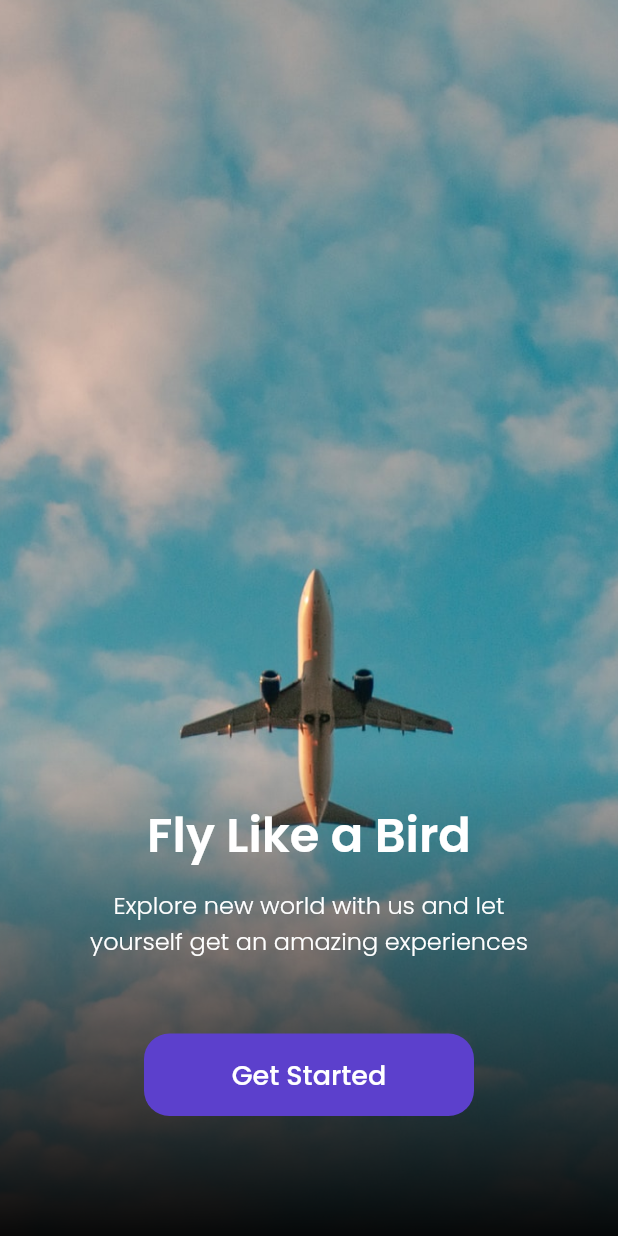
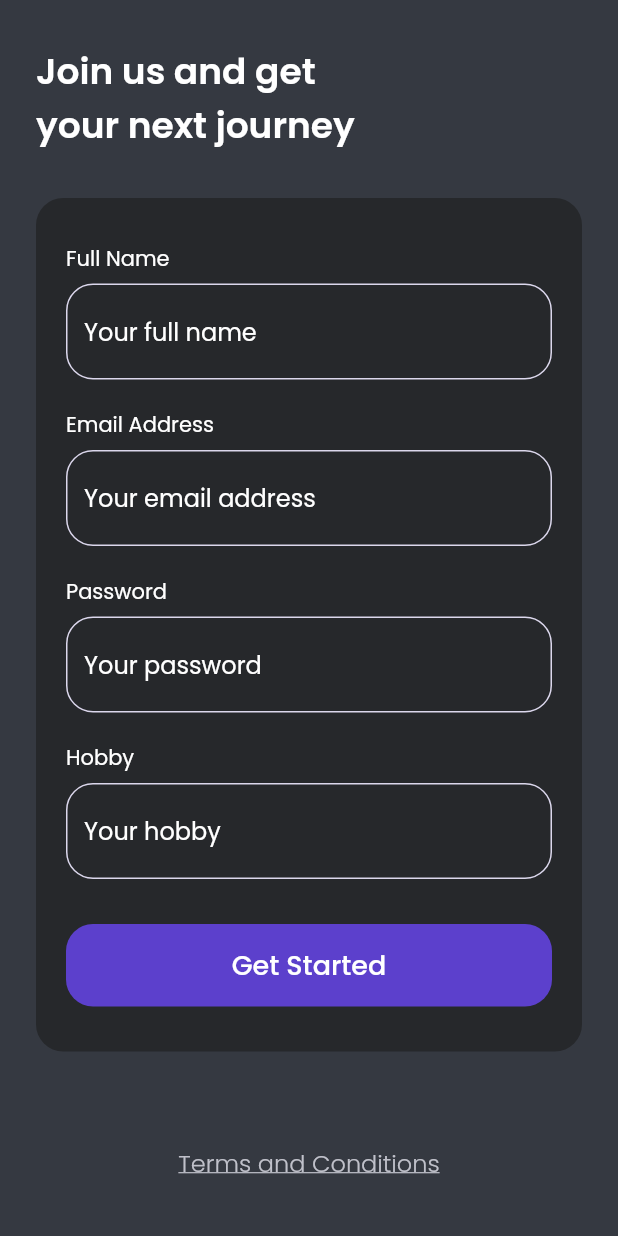
Before and after one commit to RFerdiawan/flutter_airplane_app, a Flutter app: the screen it shows after launch, after a tap on "Get Started", on a phone screen of 412 x 824 dp. Run offline on Flutter 3.47's test engine with Material 2 defaults, Android fonts, the phone set to English and light mode, and no system bars; our stand-ins replace google_fonts.

Commit message:
Slicing UI Sign Up Page

```diff
--- a/lib/main.dart
+++ b/lib/main.dart
@@ -1,4 +1,5 @@
 import 'package:airplanes/ui/pages/get_started_page.dart';
+import 'package:airplanes/ui/pages/sign_up_page.dart';
 import 'package:airplanes/ui/pages/splash_page.dart';
 import 'package:flutter/material.dart';
 
@@ -18,6 +19,7 @@
       routes: {
         '/': (context) => SplashPage(),
         '/get-started': (context) => GetStartedPage(),
+        '/sign-up': (context) => SignUpPage(),
       },
     );
   }
--- a/lib/shared/theme.dart
+++ b/lib/shared/theme.dart
@@ -1,5 +1,8 @@
 import 'package:flutter/material.dart';
 import 'package:google_fonts/google_fonts.dart';
+
+double defaultMargin = 24.0;
+double defaultRadius = 18.0;
 
 Color kPrimaryColor = Color(0xff5C40CC);
 Color kWhiteColor = Color(0xffffffff);
--- a/lib/ui/pages/get_started_page.dart
+++ b/lib/ui/pages/get_started_page.dart
@@ -48,11 +48,14 @@
                     bottom: 80,
                   ),
                   child: TextButton(
-                    onPressed: () {},
+                    onPressed: () {
+                      Navigator.pushNamedAndRemoveUntil(
+                          context, '/sign-up', (route) => false);
+                    },
                     style: TextButton.styleFrom(
                       backgroundColor: kPrimaryColor,
                       shape: RoundedRectangleBorder(
-                        borderRadius: BorderRadius.circular(17),
+                        borderRadius: BorderRadius.circular(defaultRadius),
                       ),
                     ),
                     child: Text(
--- /dev/null
+++ b/lib/ui/pages/sign_up_page.dart
@@ -0,0 +1,258 @@
+import 'package:flutter/material.dart';
+import 'package:airplanes/shared/theme.dart';
+
+class SignUpPage extends StatelessWidget {
+  const SignUpPage({Key? key}) : super(key: key);
+
+  @override
+  Widget build(BuildContext context) {
+    Widget title() {
+      return Container(
+        margin: EdgeInsets.only(top: 30),
+        child: Text(
+          'Join us and get\nyour next journey',
+          style: whiteTextStyle.copyWith(
+            fontSize: 24,
+            fontWeight: semiBold,
+          ),
+        ),
+      );
+    }
+
+    Widget inputSection() {
+      Widget nameInput() {
+        return Container(
+          margin: EdgeInsets.only(bottom: 20),
+          child: Column(
+            crossAxisAlignment: CrossAxisAlignment.start,
+            children: [
+              Text(
+                'Full Name',
+                style: whiteTextStyle.copyWith(
+                  fontSize: 14,
+                  fontWeight: regular,
+                ),
+              ),
+              SizedBox(
+                height: 6,
+              ),
+              TextFormField(
+                cursorColor: kWhiteColor,
+                decoration: InputDecoration(
+                  hintText: 'Your full name',
+                  hintStyle: whiteTextStyle,
+                  focusedBorder: OutlineInputBorder(
+                    borderRadius: BorderRadius.circular(defaultRadius),
+                    borderSide: BorderSide(
+                      color: kPrimaryColor,
+                    ),
+                  ),
+                  enabledBorder: OutlineInputBorder(
+                      borderRadius: BorderRadius.circular(defaultRadius),
+                      borderSide: BorderSide(
+                        color: kInactiveColor,
+                      )),
+                ),
+              ),
+            ],
+          ),
+        );
+      }
+
+      Widget emailInput() {
+        return Container(
+          margin: EdgeInsets.only(bottom: 20),
+          child: Column(
+            crossAxisAlignment: CrossAxisAlignment.start,
+            children: [
+              Text(
+                'Email Address',
+                style: whiteTextStyle.copyWith(
+                  fontSize: 14,
+                  fontWeight: regular,
+                ),
+              ),
+              SizedBox(
+                height: 6,
+              ),
+              TextFormField(
+                cursorColor: kWhiteColor,
+                decoration: InputDecoration(
+                  hintText: 'Your email address',
+                  hintStyle: whiteTextStyle,
+                  focusedBorder: OutlineInputBorder(
+                    borderRadius: BorderRadius.circular(defaultRadius),
+                    borderSide: BorderSide(
+                      color: kPrimaryColor,
+                    ),
+                  ),
+                  enabledBorder: OutlineInputBorder(
+                      borderRadius: BorderRadius.circular(defaultRadius),
+                      borderSide: BorderSide(
+                        color: kInactiveColor,
+                      )),
+                ),
+              ),
+            ],
+          ),
+        );
+      }
+
+      Widget passwordInput() {
+        return Container(
+          margin: EdgeInsets.only(bottom: 20),
+          child: Column(
+            crossAxisAlignment: CrossAxisAlignment.start,
+            children: [
+              Text(
+                'Password',
+                style: whiteTextStyle.copyWith(
+                  fontSize: 14,
+                  fontWeight: regular,
+                ),
+              ),
+              SizedBox(
+                height: 6,
+              ),
+              TextFormField(
+                obscureText: true,
+                cursorColor: kWhiteColor,
+                decoration: InputDecoration(
+                  hintText: 'Your password',
+                  hintStyle: whiteTextStyle,
+                  focusedBorder: OutlineInputBorder(
+                    borderRadius: BorderRadius.circular(defaultRadius),
+                    borderSide: BorderSide(
+                      color: kPrimaryColor,
+                    ),
+                  ),
+                  enabledBorder: OutlineInputBorder(
+                      borderRadius: BorderRadius.circular(defaultRadius),
+                      borderSide: BorderSide(
+                        color: kInactiveColor,
+                      )),
+                ),
+              ),
+            ],
+          ),
+        );
+      }
+
+      Widget hobbyInput() {
+        return Container(
+          margin: EdgeInsets.only(bottom: 30),
+          child: Column(
+            crossAxisAlignment: CrossAxisAlignment.start,
+            children: [
+              Text(
+                'Hobby',
+                style: whiteTextStyle.copyWith(
+                  fontSize: 14,
+                  fontWeight: regular,
+                ),
+              ),
+              SizedBox(
+                height: 6,
+              ),
+              TextFormField(
+                cursorColor: kWhiteColor,
+                decoration: InputDecoration(
+                  hintText: 'Your hobby',
+                  hintStyle: whiteTextStyle,
+                  focusedBorder: OutlineInputBorder(
+                    borderRadius: BorderRadius.circular(defaultRadius),
+                    borderSide: BorderSide(
+                      color: kPrimaryColor,
+                    ),
+                  ),
+                  enabledBorder: OutlineInputBorder(
+                      borderRadius: BorderRadius.circular(defaultRadius),
+                      borderSide: BorderSide(
+                        color: kInactiveColor,
+                      )),
+                ),
+              ),
+            ],
+          ),
+        );
+      }
+
+      Widget submitButton() {
+        return Container(
+          width: double.infinity,
+          height: 55,
+          child: TextButton(
+            style: TextButton.styleFrom(
+              backgroundColor: kPrimaryColor,
+              shape: RoundedRectangleBorder(
+                borderRadius: BorderRadius.circular(defaultRadius),
+              ),
+            ),
+            onPressed: () {},
+            child: Text(
+              'Get Started',
+              style: whiteTextStyle.copyWith(
+                fontSize: 18,
+                fontWeight: medium,
+              ),
+            ),
+          ),
+        );
+      }
+
+      return Container(
+        margin: EdgeInsets.only(
+          top: 30,
+        ),
+        padding: EdgeInsets.symmetric(horizontal: 20, vertical: 30),
+        decoration: BoxDecoration(
+          color: kInnerBackgroundColor,
+          borderRadius: BorderRadius.circular(defaultRadius),
+        ),
+        child: Column(
+          children: [
+            nameInput(),
+            emailInput(),
+            passwordInput(),
+            hobbyInput(),
+            submitButton(),
+          ],
+        ),
+      );
+    }
+
+    Widget tacButton() {
+      return Container(
+        margin: EdgeInsets.only(
+          top: 50,
+          bottom: 73,
+        ),
+        child: TextButton(
+          onPressed: () {},
+          child: Text(
+            'Terms and Conditions',
+            style: greyTextStyle.copyWith(
+              fontSize: 16,
+              fontWeight: light,
+              decoration: TextDecoration.underline,
+            ),
+          ),
+        ),
+      );
+    }
+
+    return Scaffold(
+      backgroundColor: kBackgroundColor,
+      body: SafeArea(
+        child: ListView(
+          padding: EdgeInsets.symmetric(horizontal: defaultMargin),
+          children: [
+            title(),
+            inputSection(),
+            tacButton(),
+          ],
+        ),
+      ),
+    );
+  }
+}
```
